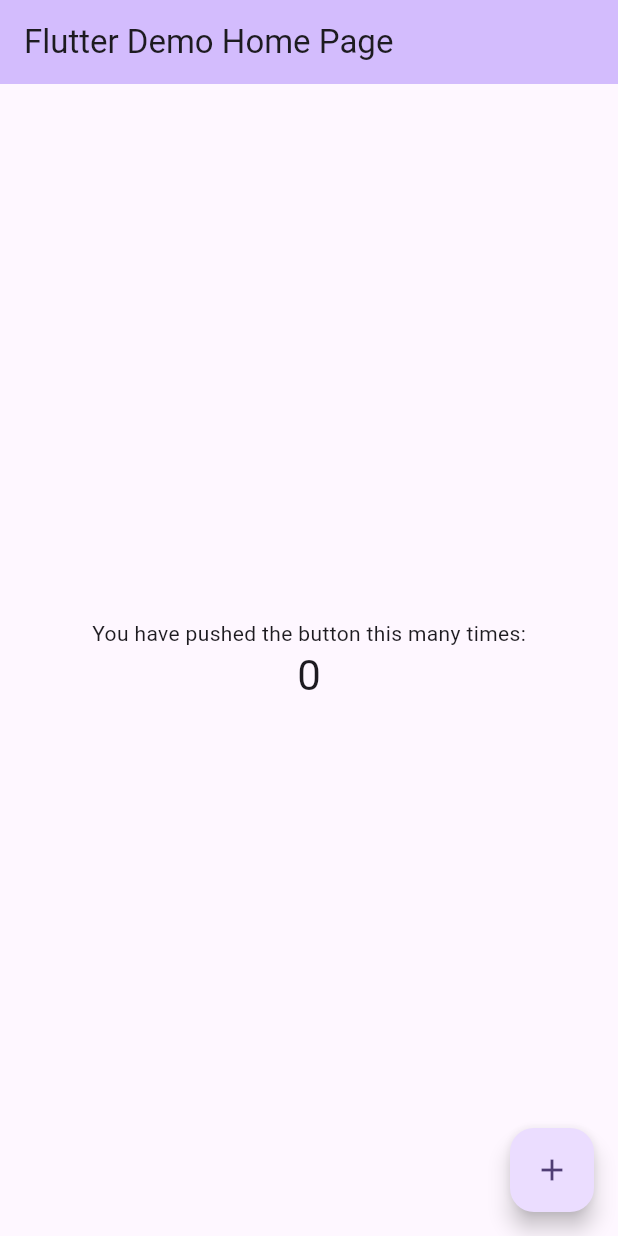
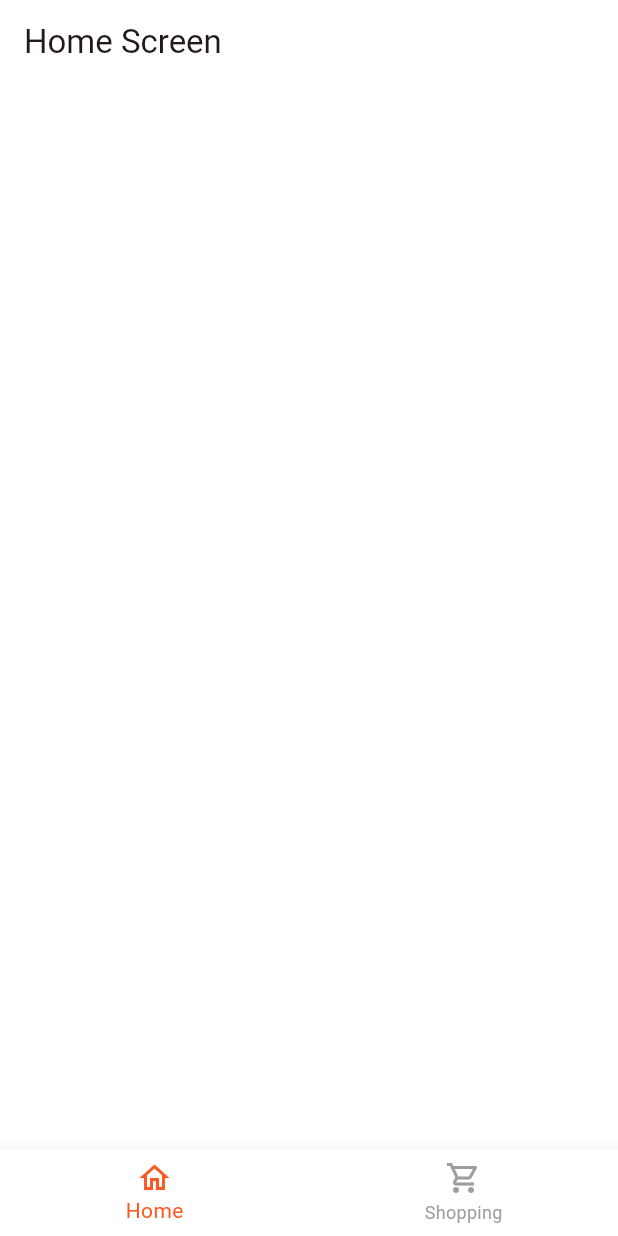
Before and after one commit to ricbrands/good_hamburger_app, a Flutter app: the screen it shows after launch, on a phone screen of 412 x 824 dp. Run offline on Flutter 3.47's test engine with Material 3 defaults, Android fonts, the phone set to English and light mode, and no system bars; our stand-ins replace get, get_storage, google_fonts.

Commit message:
feat: created theme and basic screen files

```diff
--- /dev/null
+++ b/lib/controllers/navigation_controller.dart
@@ -0,0 +1,9 @@
+import 'package:get/get.dart';
+
+class NavigationController extends GetxController{
+  final RxInt currentIndex = 0.obs;
+
+  void changeIndex(int index){
+    currentIndex.value = index;
+  }
+}
--- /dev/null
+++ b/lib/controllers/theme_controller.dart
@@ -0,0 +1,24 @@
+import 'package:flutter/material.dart';
+import 'package:get/get.dart';
+import 'package:get_storage/get_storage.dart';
+
+class ThemeController extends GetxController{
+  final _box = GetStorage();
+
+  final _key = 'isDarkMode';
+
+  ThemeMode get theme => _loadTheme()? ThemeMode.dark : ThemeMode.light;
+  bool get isDarkMode  => _loadTheme();
+
+  bool _loadTheme() => _box.read(_key) ?? false;
+
+  void saveTheme(bool isDarkMode) => _box.write(_key, isDarkMode);
+
+  void toggleTheme(){
+    Future.delayed(const Duration(milliseconds: 50), (){
+      Get.changeThemeMode(_loadTheme()? ThemeMode.light : ThemeMode.dark);
+      saveTheme(!_loadTheme());
+      update();
+    });
+  }
+}
--- a/lib/main.dart
+++ b/lib/main.dart
@@ -1,122 +1,32 @@
 import 'package:flutter/material.dart';
+import 'package:get/get.dart';
+import 'package:get_storage/get_storage.dart';
+import 'package:good_hamburger_app/controllers/navigation_controller.dart';
+import 'package:good_hamburger_app/controllers/theme_controller.dart';
+import 'package:good_hamburger_app/utils/app_themes.dart';
+import 'package:good_hamburger_app/view/main_screen.dart';
 
-void main() {
+void main() async{
+  await GetStorage.init();
+  Get.put(ThemeController());
+  Get.put(NavigationController());
   runApp(const MyApp());
 }
 
 class MyApp extends StatelessWidget {
   const MyApp({super.key});
 
-  // This widget is the root of your application.
   @override
   Widget build(BuildContext context) {
-    return MaterialApp(
-      title: 'Flutter Demo',
-      theme: ThemeData(
-        // This is the theme of your application.
-        //
-        // TRY THIS: Try running your application with "flutter run". You'll see
-        // the application has a purple toolbar. Then, without quitting the app,
-        // try changing the seedColor in the colorScheme below to Colors.green
-        // and then invoke "hot reload" (save your changes or press the "hot
-        // reload" button in a Flutter-supported IDE, or press "r" if you used
-        // the command line to start the app).
-        //
-        // Notice that the counter didn't reset back to zero; the application
-        // state is not lost during the reload. To reset the state, use hot
-        // restart instead.
-        //
-        // This works for code too, not just values: Most code changes can be
-        // tested with just a hot reload.
-        colorScheme: .fromSeed(seedColor: Colors.deepPurple),
-      ),
-      home: const MyHomePage(title: 'Flutter Demo Home Page'),
+    final themeController = Get.find<ThemeController>();
+    return GetMaterialApp(
+      debugShowCheckedModeBanner: false,
+      title: 'GOOD HAMBURGER',
+      theme: AppThemes.light,
+      darkTheme: AppThemes.dark,
+      themeMode: themeController.theme,
+      defaultTransition: Transition.fade,
+      home: MainScreen(),
     );
   }
 }
-
-class MyHomePage extends StatefulWidget {
-  const MyHomePage({super.key, required this.title});
-
-  // This widget is the home page of your application. It is stateful, meaning
-  // that it has a State object (defined below) that contains fields that affect
-  // how it looks.
-
-  // This class is the configuration for the state. It holds the values (in this
-  // case the title) provided by the parent (in this case the App widget) and
-  // used by the build method of the State. Fields in a Widget subclass are
-  // always marked "final".
-
-  final String title;
-
-  @override
-  State<MyHomePage> createState() => _MyHomePageState();
-}
-
-class _MyHomePageState extends State<MyHomePage> {
-  int _counter = 0;
-
-  void _incrementCounter() {
-    setState(() {
-      // This call to setState tells the Flutter framework that something has
-      // changed in this State, which causes it to rerun the build method below
-      // so that the display can reflect the updated values. If we changed
-      // _counter without calling setState(), then the build method would not be
-      // called again, and so nothing would appear to happen.
-      _counter++;
-    });
-  }
-
-  @override
-  Widget build(BuildContext context) {
-    // This method is rerun every time setState is called, for instance as done
-    // by the _incrementCounter method above.
-    //
-    // The Flutter framework has been optimized to make rerunning build methods
-    // fast, so that you can just rebuild anything that needs updating rather
-    // than having to individually change instances of widgets.
-    return Scaffold(
-      appBar: AppBar(
-        // TRY THIS: Try changing the color here to a specific color (to
-        // Colors.amber, perhaps?) and trigger a hot reload to see the AppBar
-        // change color while the other colors stay the same.
-        backgroundColor: Theme.of(context).colorScheme.inversePrimary,
-        // Here we take the value from the MyHomePage object that was created by
-        // the App.build method, and use it to set our appbar title.
-        title: Text(widget.title),
-      ),
-      body: Center(
-        // Center is a layout widget. It takes a single child and positions it
-        // in the middle of the parent.
-        child: Column(
-          // Column is also a layout widget. It takes a list of children and
-          // arranges them vertically. By default, it sizes itself to fit its
-          // children horizontally, and tries to be as tall as its parent.
-          //
-          // Column has various properties to control how it sizes itself and
-          // how it positions its children. Here we use mainAxisAlignment to
-          // center the children vertically; the main axis here is the vertical
-          // axis because Columns are vertical (the cross axis would be
-          // horizontal).
-          //
-          // TRY THIS: Invoke "debug painting" (choose the "Toggle Debug Paint"
-          // action in the IDE, or press "p" in the console), to see the
-          // wireframe for each widget.
-          mainAxisAlignment: .center,
-          children: [
-            const Text('You have pushed the button this many times:'),
-            Text(
-              '$_counter',
-              style: Theme.of(context).textTheme.headlineMedium,
-            ),
-          ],
-        ),
-      ),
-      floatingActionButton: FloatingActionButton(
-        onPressed: _incrementCounter,
-        tooltip: 'Increment',
-        child: const Icon(Icons.add),
-      ),
-    );
-  }
-}
--- /dev/null
+++ b/lib/utils/app_themes.dart
@@ -0,0 +1,53 @@
+import 'package:flutter/material.dart';
+
+class AppThemes {
+  static final light = ThemeData(
+    primaryColor: const Color(0xFFff5722),
+    scaffoldBackgroundColor: Colors.white,
+    brightness: Brightness.light,
+    appBarTheme: const AppBarTheme(
+      backgroundColor: Colors.white,
+      elevation: 0,
+      iconTheme: IconThemeData(
+        color: Colors.black,
+      ),
+    ),
+    colorScheme: ColorScheme.fromSeed(
+      seedColor: const Color(0xFFff5722),
+      primary: const Color(0xFFff5722),
+      brightness: Brightness.light,
+      surface: Colors.white,
+    ),
+    cardColor: Colors.white,
+    bottomNavigationBarTheme: const BottomNavigationBarThemeData(
+      backgroundColor: Colors.white,
+      selectedItemColor: Color(0xFFff5722),
+      unselectedItemColor: Colors.grey,
+    )
+  );
+
+  static final dark = ThemeData(
+    primaryColor: const Color(0xFFff5722),
+    scaffoldBackgroundColor: const Color(0xFF121212),
+    brightness: Brightness.dark,
+    appBarTheme: const AppBarTheme(
+      backgroundColor: Color(0xFF121212),
+      elevation: 0,
+      iconTheme: IconThemeData(
+        color: Colors.white,
+      ),
+    ),
+    colorScheme: ColorScheme.fromSeed(
+      seedColor: const Color(0xFFff5722),
+      primary: const Color(0xFFff5722),
+      brightness: Brightness.dark,
+      surface: const Color(0xFF121212),
+    ),
+    cardColor: const Color(0xFF1E1E1E),
+    bottomNavigationBarTheme: const BottomNavigationBarThemeData(
+      backgroundColor: Color(0xFF1E1E1E),
+      selectedItemColor: Color(0xFFff5722),
+      unselectedItemColor: Colors.grey,
+    )
+  );
+}
--- /dev/null
+++ b/lib/view/home_screen.dart
@@ -0,0 +1,14 @@
+import 'package:flutter/material.dart';
+
+class HomeScreen extends StatelessWidget {
+  const HomeScreen({super.key});
+
+  @override
+  Widget build(BuildContext context) {
+    return Scaffold(
+      appBar: AppBar(
+        title: const Text('Home Screen'),
+      ),
+    );
+  }
+}
--- /dev/null
+++ b/lib/view/main_screen.dart
@@ -0,0 +1,36 @@
+import 'package:flutter/material.dart';
+import 'package:get/get.dart';
+import 'package:good_hamburger_app/controllers/navigation_controller.dart';
+import 'package:good_hamburger_app/controllers/theme_controller.dart';
+import 'package:good_hamburger_app/view/home_screen.dart';
+import 'package:good_hamburger_app/view/shopping_screen.dart';
+import 'package:good_hamburger_app/view/widgets/custom_bottom_navbar.dart';
+
+class MainScreen extends StatelessWidget {
+  const MainScreen({super.key});
+
+  @override
+  Widget build(BuildContext context) {
+    final NavigationController navigationController = Get.find<NavigationController>();
+
+    return GetBuilder<ThemeController>(
+      builder: (themeController) => Scaffold(
+        backgroundColor: Theme.of(context).scaffoldBackgroundColor,
+        body: AnimatedSwitcher(
+          duration: const Duration(microseconds: 200),
+          child: Obx(
+            () => IndexedStack(
+              key: ValueKey(navigationController.currentIndex.value),
+              index: navigationController.currentIndex.value,
+              children: [
+                HomeScreen(),
+                ShoppingScreen(),
+              ],
+            )
+          )
+        ),
+        bottomNavigationBar: const CustomBottomNavbar(),
+      )
+    );
+  }
+}
--- /dev/null
+++ b/lib/view/widgets/custom_bottom_navbar.dart
@@ -0,0 +1,29 @@
+import 'package:flutter/material.dart';
+import 'package:get/get.dart';
+import 'package:good_hamburger_app/controllers/navigation_controller.dart';
+
+class CustomBottomNavbar extends StatelessWidget {
+  const CustomBottomNavbar({super.key});
+
+  @override
+  Widget build(BuildContext context) {
+    final NavigationController navigationController = Get.find<NavigationController>();
+
+    return Obx(
+      ()=> BottomNavigationBar(
+        currentIndex: navigationController.currentIndex.value,
+        onTap: (index) => navigationController.changeIndex(index),
+        items: const [
+          BottomNavigationBarItem(
+            icon: Icon(Icons.home_outlined),
+            label: 'Home',
+          ),
+          BottomNavigationBarItem(
+            icon: Icon(Icons.shopping_cart_outlined),
+            label: 'Shopping',
+          ),
+        ]
+      )
+    );
+  }
+}
--- a/pubspec.yaml
+++ b/pubspec.yaml
@@ -34,6 +34,9 @@ dependencies:
   # The following adds the Cupertino Icons font to your application.
   # Use with the CupertinoIcons class for iOS style icons.
   cupertino_icons: ^1.0.8
+  google_fonts: ^6.2.1
+  get: ^4.6.6
+  get_storage: ^2.1.1
 
 dev_dependencies:
   flutter_test:
```
Also changed, not shown: lib/utils/app_textstyles.dart (added, +69 -0 lines), lib/view/shopping_screen.dart (added, +14 -0 lines), pubspec.lock, 1 other file.
